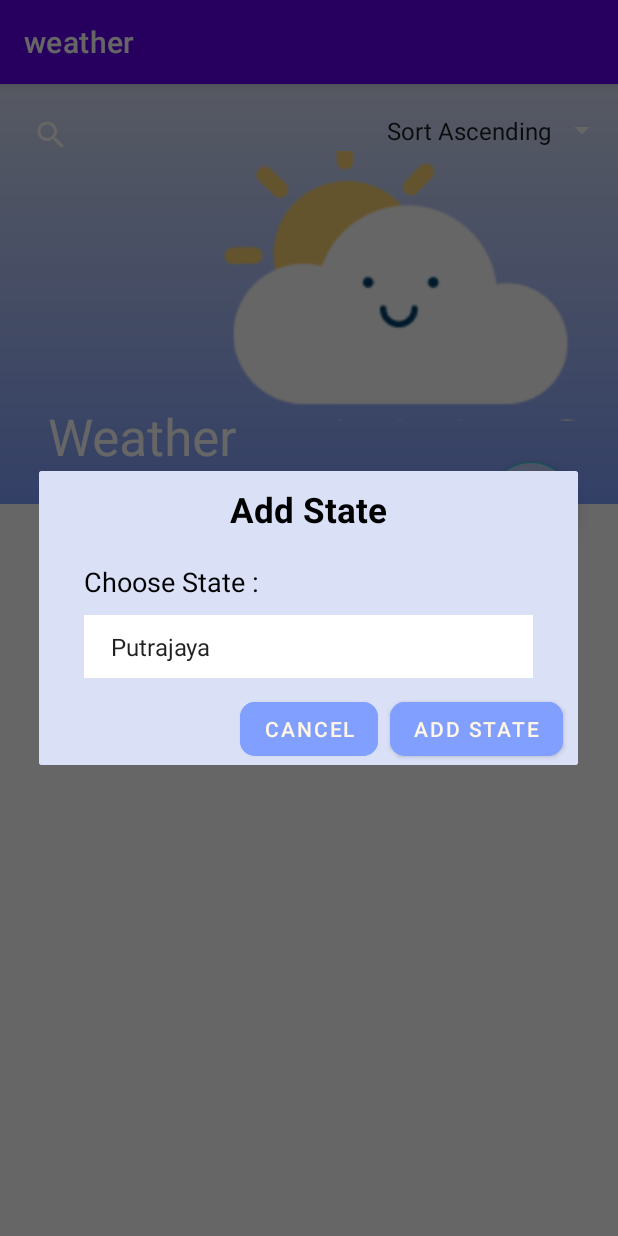
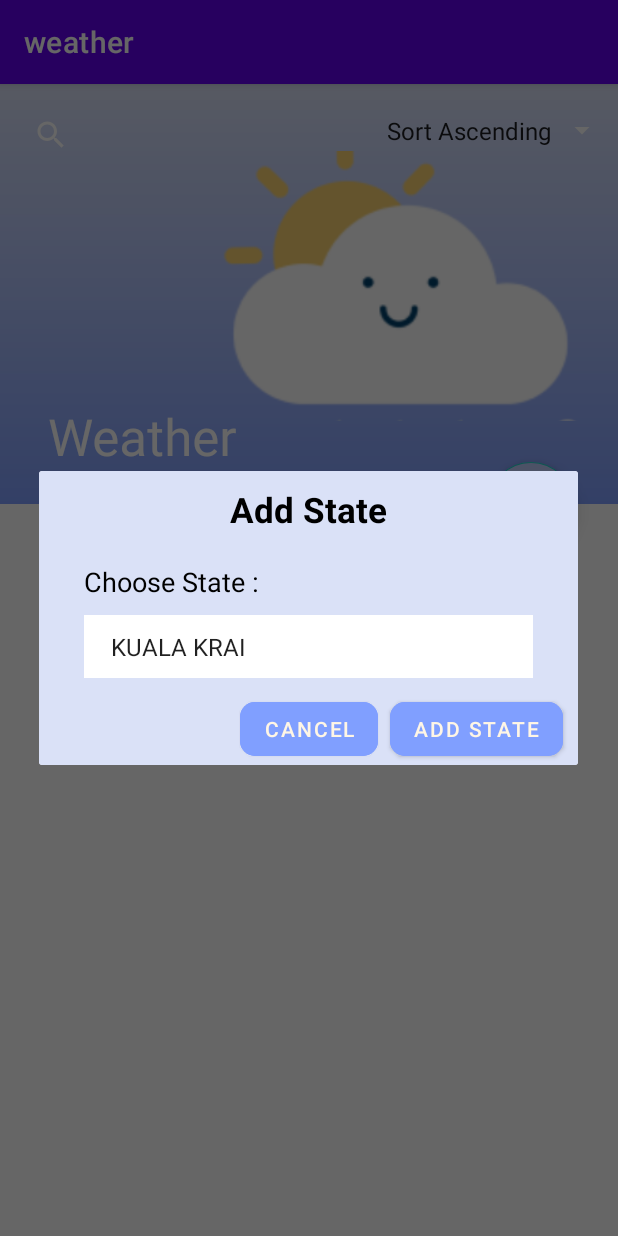
Before and after one commit to Joeytan0521/weather, an Android app: the screen it shows after launch (MainActivity), after a tap on an icon or button, on a phone screen of 412 x 824 dp. Run offline under Robolectric (Android 15) with nearby library versions, the phone set to English and light mode, and no system bars.

```diff
--- a/app/src/main/java/com/example/weather/ChildAdapter.java
+++ b/app/src/main/java/com/example/weather/ChildAdapter.java
@@ -30,7 +30,7 @@ public class ChildAdapter extends RecyclerView.Adapter<ChildAdapter.ViewHolder>{
 
     @Override
     public void onBindViewHolder(@NonNull ChildAdapter.ViewHolder holder, int position) {
-        holder.tv.setText("Temperature: " + childModelClassList.get(position).getValue());
+        holder.tv.setText("Weather: " + childModelClassList.get(position).getValue());
     }
 
 
--- a/app/src/main/java/com/example/weather/MainActivity.java
+++ b/app/src/main/java/com/example/weather/MainActivity.java
@@ -17,10 +17,12 @@ import android.widget.TextView;
 import android.widget.Toast;
 
 import androidx.appcompat.app.AppCompatActivity;
+import androidx.coordinatorlayout.widget.CoordinatorLayout;
 import androidx.recyclerview.widget.LinearLayoutManager;
 import androidx.recyclerview.widget.RecyclerView;
 
 import com.google.android.material.floatingactionbutton.FloatingActionButton;
+import com.google.android.material.snackbar.Snackbar;
 
 import org.json.JSONArray;
 import org.json.JSONObject;
@@ -49,6 +51,7 @@ public class MainActivity extends AppCompatActivity implements AdapterView.OnIte
     TextView error;
     FloatingActionButton floatingActionButton;
     private Map<String, String> stateLocationIds;
+    CoordinatorLayout coordinatorLayout;
 
     @Override
     protected void onCreate(Bundle savedInstanceState) {
@@ -94,31 +97,45 @@ public class MainActivity extends AppCompatActivity implements AdapterView.OnIte
 
                 AlertDialog alertDialog = dialogBuilder.create();
 
-                Button cancelAddState = dialogView.findViewById(R.id.cancelAddState);
-                Button confirmAddState = dialogView.findViewById(R.id.confirmAddState);
+                Button cancelAddStateButton = dialogView.findViewById(R.id.cancelAddStateButton);
+                Button confirmAddStateButton = dialogView.findViewById(R.id.confirmAddStateButton);
                 Spinner chooseStateSpinner = dialogView.findViewById(R.id.chooseStateSpinner);
-                String[] states = {"Putrajaya", "Perlis", "Sabah", "Sarawak", "Selangor", "Terengganu"};
+                String[] states = {"KUALA KRAI", "LOJING", "MACHANG", "PASIR PUTEH", "TANAH MERAH", "TUMPAT", "KOTA BHARU", "JELI", "GUA MUSANG", "BACHOK", "RANTAU PANJANG"
+                        , "PASIR MAS", "SETAPAK", "KUALA LUMPUR", "AMPANG", "BANGSAR", "BUKIT BINTANG", "CHERAS", "JALAN DUTA", "KEPONG"};
 
                 ArrayAdapter<String> stateAdapter = new ArrayAdapter<>(MainActivity.this, android.R.layout.simple_spinner_item, states);
                 stateAdapter.setDropDownViewResource(android.R.layout.simple_spinner_dropdown_item);
                 chooseStateSpinner.setAdapter(stateAdapter);
 
-                cancelAddState.setOnClickListener(new View.OnClickListener() {
+                cancelAddStateButton.setOnClickListener(new View.OnClickListener() {
                     @Override
                     public void onClick(View v) {
                         alertDialog.dismiss();
                     }
                 });
 
-                confirmAddState.setOnClickListener(new View.OnClickListener() {
+                confirmAddStateButton.setOnClickListener(new View.OnClickListener() {
                     @Override
                     public void onClick(View v) {
                         String selectedState = chooseStateSpinner.getSelectedItem().toString();
-                        fetchWeatherDataForState(selectedState);
+
+                        boolean isStateAlreadyAdded = false;
+                        for (WeatherData data : weatherDataList) {
+                            if (data.getState().equalsIgnoreCase(selectedState)) {
+                                isStateAlreadyAdded = true;
+                                break;
+                            }
+                        }
+
+                        if (isStateAlreadyAdded) {
+                            Toast.makeText(MainActivity.this, "State already added!", Toast.LENGTH_SHORT).show();
+                        } else {
+                            fetchWeatherDataForState(selectedState);
+                        }
+
                         alertDialog.dismiss();
                     }
                 });
-
                 alertDialog.show();
             }
         });
@@ -128,27 +145,43 @@ public class MainActivity extends AppCompatActivity implements AdapterView.OnIte
 
     private void initializeStateLocationIds() {
         stateLocationIds = new HashMap<>();
-        stateLocationIds.put("Putrajaya", "LOCATION:12");
-        stateLocationIds.put("Perlis", "LOCATION:11");
-        stateLocationIds.put("Sabah", "LOCATION:13");
-        stateLocationIds.put("Sarawak", "LOCATION:14");
-        stateLocationIds.put("Selangor", "LOCATION:15");
-        stateLocationIds.put("Terengganu", "LOCATION:16");
+        stateLocationIds.put("KUALA KRAI", "LOCATION:3");
+        stateLocationIds.put("MACHANG", "LOCATION:3");
+        stateLocationIds.put("LOJING", "LOCATION:3");
+        stateLocationIds.put("PASIR PUTEH", "LOCATION:3");
+        stateLocationIds.put("TANAH MERAH", "LOCATION:3");
+        stateLocationIds.put("TUMPAT", "LOCATION:3");
+        stateLocationIds.put("KOTA BHARU", "LOCATION:3");
+        stateLocationIds.put("JELI", "LOCATION:3");
+        stateLocationIds.put("GUA MUSANG", "LOCATION:3");
+        stateLocationIds.put("BACHOK", "LOCATION:3");
+        stateLocationIds.put("RANTAU PANJANG", "LOCATION:3");
+        stateLocationIds.put("PASIR MAS", "LOCATION:3");
+
+        stateLocationIds.put("SETAPAK", "LOCATION:4");
+        stateLocationIds.put("KUALA LUMPUR", "LOCATION:4");
+        stateLocationIds.put("AMPANG", "LOCATION:4");
+        stateLocationIds.put("BANGSAR", "LOCATION:4");
+        stateLocationIds.put("BUKIT BINTANG", "LOCATION:4");
+        stateLocationIds.put("CHERAS", "LOCATION:4");
+        stateLocationIds.put("JALAN DUTA", "LOCATION:4");
+        stateLocationIds.put("KEPONG", "LOCATION:4");
     }
 
     private void fetchWeatherDataForState(String state) {
-        String locationId = stateLocationIds.get(state);
-        if (locationId == null) {
+        String locationrootid = stateLocationIds.get(state);
+        if (locationrootid == null) {
             Toast.makeText(this, "Invalid state selected", Toast.LENGTH_SHORT).show();
             return;
         }
 
-        String weatherUrl = "https://api.met.gov.my/v2.1/locations?locationcategoryid=" + locationId;
-        new HttpGetWeatherRequest().execute(weatherUrl);
+        String weatherUrl = "https://api.met.gov.my/v2.1/locations?locationcategoryid=TOWN&locationrootid=" + locationrootid;
+        new HttpGetWeatherRequest(weatherUrl, state).execute();
     }
 
+
     private void fetchLocations() {
-        String locationsUrl = "https://api.met.gov.my/v2.1/locations?locationcategoryid=STATE";
+        String locationsUrl = "https://api.met.gov.my/v2.1/locations?locationcategoryid=TOWN";
         new HttpGetLocationRequest().execute(locationsUrl);
     }
 
@@ -205,7 +238,7 @@ public class MainActivity extends AppCompatActivity implements AdapterView.OnIte
                 JSONArray resultsArray = jsonObject.getJSONArray("results");
 
                 weatherDataList.clear();
-                int limit = Math.min(resultsArray.length(), 10);
+                int limit = Math.min(resultsArray.length(), 30);
                 for (int i = 0; i < limit; i++) {
                     JSONObject resultObject = resultsArray.getJSONObject(i);
                     String locationName = resultObject.getString("name");
@@ -226,6 +259,14 @@ public class MainActivity extends AppCompatActivity implements AdapterView.OnIte
     }
 
     public class HttpGetWeatherRequest extends AsyncTask<String, Void, String> {
+        private final String weatherUrl;
+        private final String state;
+
+        public HttpGetWeatherRequest(String weatherUrl, String state) {
+            this.weatherUrl = weatherUrl;
+            this.state = state;
+        }
+
         @Override
         protected void onPreExecute() {
             super.onPreExecute();
@@ -234,10 +275,9 @@ public class MainActivity extends AppCompatActivity implements AdapterView.OnIte
 
         @Override
         protected String doInBackground(String... params) {
-            String stringUrl = params[0];
             String result = null;
             try {
-                URL myUrl = new URL(stringUrl);
+                URL myUrl = new URL(weatherUrl);
                 HttpURLConnection connection = (HttpURLConnection) myUrl.openConnection();
                 connection.setRequestMethod("GET");
                 connection.setReadTimeout(15000);
@@ -277,16 +317,22 @@ public class MainActivity extends AppCompatActivity implements AdapterView.OnIte
                 JSONObject jsonObject = new JSONObject(result);
                 JSONArray resultsArray = jsonObject.getJSONArray("results");
 
+                List<WeatherData> newWeatherDataList = new ArrayList<>();
                 for (int i = 0; i < resultsArray.length(); i++) {
                     JSONObject resultObject = resultsArray.getJSONObject(i);
                     String locationName = resultObject.getString("name");
 
-                    WeatherData weatherData = new WeatherData(locationName);
-                    weatherDataList.add(weatherData);
+                    if (locationName.equalsIgnoreCase(state)) {
+                        WeatherData weatherData = new WeatherData(locationName);
+                        newWeatherDataList.add(weatherData);
+                        break;
+                    }
                 }
 
+                weatherDataList.addAll(newWeatherDataList);
                 filteredWeatherDataList.clear();
                 filteredWeatherDataList.addAll(weatherDataList);
+
                 stateCardViewAdapter.notifyDataSetChanged();
 
             } catch (Exception e) {
--- a/app/src/main/res/layout/alert_dialog_add_states.xml
+++ b/app/src/main/res/layout/alert_dialog_add_states.xml
@@ -47,13 +47,13 @@
         android:layout_marginEnd="30dp"/>
 
     <com.google.android.material.button.MaterialButton
-        android:id="@+id/cancelAddState"
+        android:id="@+id/cancelAddStateButton"
         android:layout_width="wrap_content"
         android:layout_height="wrap_content"
         app:layout_constraintTop_toBottomOf="@id/chooseStateSpinner"
         app:layout_constraintStart_toStartOf="parent"
         app:layout_constraintEnd_toEndOf="parent"
-        app:layout_constraintRight_toLeftOf="@id/confirmAddState"
+        app:layout_constraintRight_toLeftOf="@id/confirmAddStateButton"
         android:text="Cancel"
         android:backgroundTint="#809fff"
         android:textColor="#FFF6E5"
@@ -61,12 +61,12 @@
         android:layout_marginTop="10dp" />
 
     <com.google.android.material.button.MaterialButton
-        android:id="@+id/confirmAddState"
+        android:id="@+id/confirmAddStateButton"
         android:layout_width="wrap_content"
         android:layout_height="wrap_content"
         app:layout_constraintTop_toBottomOf="@id/chooseStateSpinner"
         app:layout_constraintEnd_toEndOf="parent"
-        app:layout_constraintLeft_toRightOf="@id/cancelAddState"
+        app:layout_constraintLeft_toRightOf="@id/cancelAddStateButton"
         android:text="Add State"
         android:layout_marginEnd="10dp"
         android:layout_marginLeft="20dp"
--- a/app/src/main/res/layout/main_layout.xml
+++ b/app/src/main/res/layout/main_layout.xml
@@ -43,14 +43,15 @@
                 android:layout_width="wrap_content"
                 android:layout_height="wrap_content"
                 app:queryHint="Enter your state to search"
-                android:padding="10dp"/>
+                android:padding="10dp" />
 
             <Spinner
                 android:id="@+id/spinner"
                 android:layout_width="wrap_content"
                 android:layout_height="wrap_content"
                 android:layout_gravity="end"
-                android:padding="20dp"/>
+                android:padding="20dp"
+                android:spinnerMode="dialog"/>
 
         </com.google.android.material.appbar.CollapsingToolbarLayout>
     </com.google.android.material.appbar.AppBarLayout>
--- a/app/src/main/res/layout/state_detail_layout.xml
+++ b/app/src/main/res/layout/state_detail_layout.xml
@@ -15,12 +15,14 @@
         android:paddingStart="20dp"
         android:gravity="center"
         app:layout_constraintStart_toStartOf="parent"
-        app:layout_constraintTop_toTopOf="parent"/>
+        app:layout_constraintTop_toTopOf="parent"
+        android:background="#809fff"
+        android:textColor="@color/white"/>
 
     <androidx.recyclerview.widget.RecyclerView
         android:id="@+id/recyclerview_parent"
         android:layout_width="match_parent"
-        android:layout_height="0dp"
+        android:layout_height="wrap_content"
         android:padding="10dp"
         app:layout_constraintTop_toBottomOf="@id/stateName"
         app:layout_constraintStart_toStartOf="@id/stateName"
```
Also changed, not shown: app/src/main/java/com/example/weather/StateDetailActivity.java (+34 -28 lines), app/src/main/res/layout/recyclerview_child_layout.xml (+17 -18 lines), app/src/main/res/layout/recyclerview_parent_layout.xml (+15 -4 lines).
